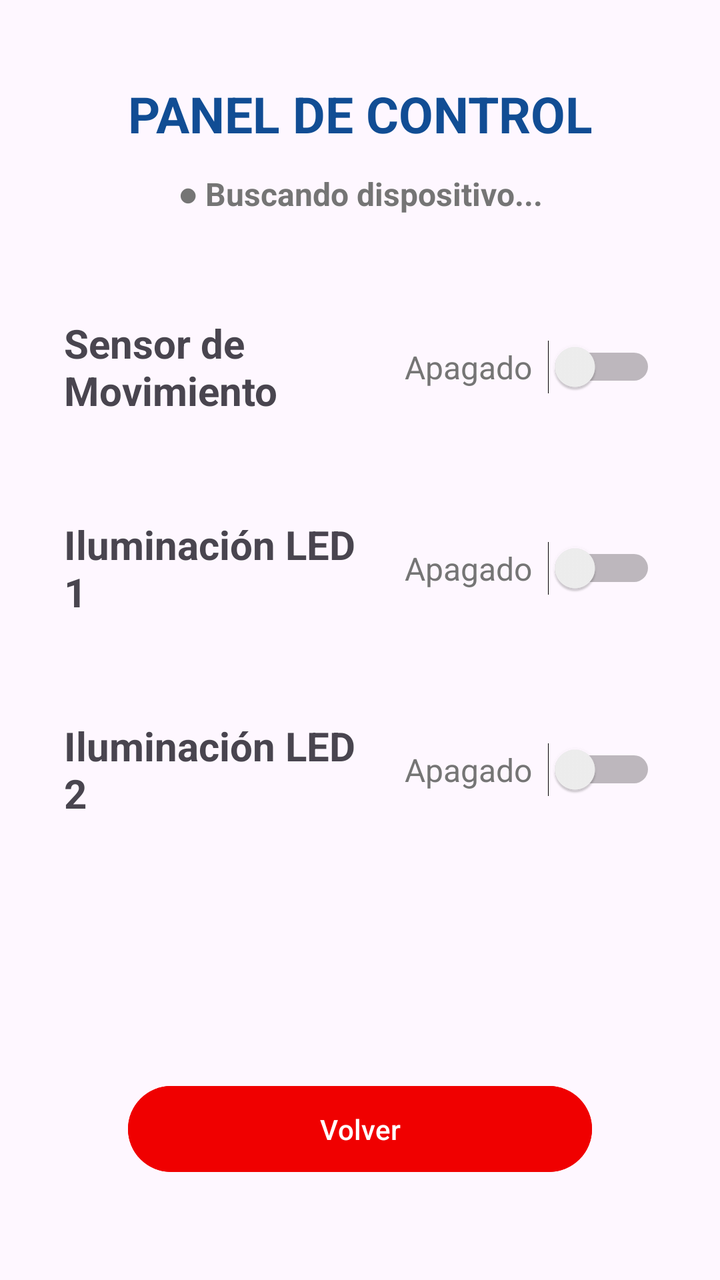
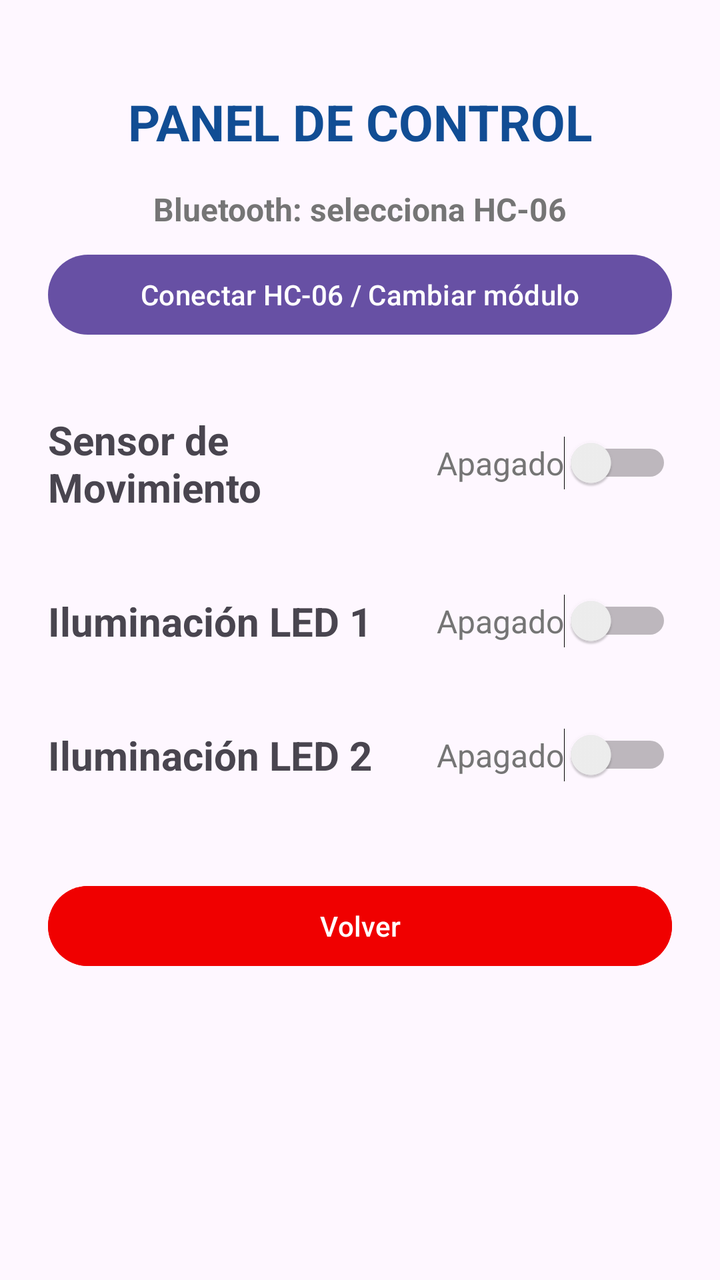

Two renders of the same Android screen: before a commit and after it. Below are the layout's source before the change and the commit's diff.
<!-- AndroidManifest.xml: application theme Theme.ProyectoIot -->
<!-- res/layout/activity_actuador.xml -->
<?xml version="1.0" encoding="utf-8"?>
<androidx.constraintlayout.widget.ConstraintLayout xmlns:android="http://schemas.android.com/apk/res/android"
    xmlns:app="http://schemas.android.com/apk/res-auto"
    xmlns:tools="http://schemas.android.com/tools"
    android:id="@+id/main"
    android:layout_width="match_parent"
    android:layout_height="match_parent"
    tools:context=".ActuadorActivity">

  
  <TextView
      android:id="@+id/titulo_control"
      android:layout_width="0dp"
      android:layout_height="wrap_content"
      android:layout_marginStart="32dp"
      android:layout_marginTop="40dp"
      android:layout_marginEnd="32dp"
      android:text="PANEL DE CONTROL"
      android:textAlignment="center"
      android:textColor="#114d94"
      android:textSize="25sp"
      android:textStyle="bold"
      app:layout_constraintEnd_toEndOf="parent"
      app:layout_constraintStart_toStartOf="parent"
      app:layout_constraintTop_toTopOf="parent" />

  
  <TextView
      android:id="@+id/tv_estado_bluetooth"
      android:layout_width="wrap_content"
      android:layout_height="wrap_content"
      android:layout_marginTop="12dp"
      android:text="● Buscando dispositivo..."
      android:textColor="#757575"
      android:textSize="16sp"
      android:textStyle="bold"
      app:layout_constraintEnd_toEndOf="parent"
      app:layout_constraintStart_toStartOf="parent"
      app:layout_constraintTop_toBottomOf="@+id/titulo_control" />

  
  
  
  <TextView
      android:id="@+id/label_sensor"
      android:layout_width="0dp"
      android:layout_height="wrap_content"
      android:layout_marginStart="32dp"
      android:layout_marginTop="50dp"
      android:layout_marginEnd="16dp"
      android:text="Sensor de Movimiento"
      android:textSize="20sp"
      android:textStyle="bold"
      app:layout_constraintEnd_toStartOf="@+id/switch_sensor"
      app:layout_constraintStart_toStartOf="parent"
      app:layout_constraintTop_toBottomOf="@+id/tv_estado_bluetooth" />

  <Switch
      android:id="@+id/switch_sensor"
      android:layout_width="wrap_content"
      android:layout_height="wrap_content"
      android:layout_marginEnd="32dp"
      android:text="Apagado  "
      android:textColor="#757575"
      android:textSize="16sp"
      app:layout_constraintBottom_toBottomOf="@+id/label_sensor"
      app:layout_constraintEnd_toEndOf="parent"
      app:layout_constraintTop_toTopOf="@+id/label_sensor" />

  
  
  
  <TextView
      android:id="@+id/label_led1"
      android:layout_width="0dp"
      android:layout_height="wrap_content"
      android:layout_marginStart="32dp"
      android:layout_marginTop="50dp"
      android:layout_marginEnd="16dp"
      android:text="Iluminación LED 1"
      android:textSize="20sp"
      android:textStyle="bold"
      app:layout_constraintEnd_toStartOf="@+id/switch_led1"
      app:layout_constraintStart_toStartOf="parent"
      app:layout_constraintTop_toBottomOf="@+id/label_sensor" />

  <Switch
      android:id="@+id/switch_led1"
      android:layout_width="wrap_content"
      android:layout_height="wrap_content"
      android:layout_marginEnd="32dp"
      android:text="Apagado  "
      android:textColor="#757575"
      android:textSize="16sp"
      app:layout_constraintBottom_toBottomOf="@+id/label_led1"
      app:layout_constraintEnd_toEndOf="parent"
      app:layout_constraintTop_toTopOf="@+id/label_led1" />

  
  
  
  <TextView
      android:id="@+id/label_led2"
      android:layout_width="0dp"
      android:layout_height="wrap_content"
      android:layout_marginStart="32dp"
      android:layout_marginTop="50dp"
      android:layout_marginEnd="16dp"
      android:text="Iluminación LED 2"
      android:textSize="20sp"
      android:textStyle="bold"
      app:layout_constraintEnd_toStartOf="@+id/switch_led2"
      app:layout_constraintStart_toStartOf="parent"
      app:layout_constraintTop_toBottomOf="@+id/label_led1" />

  <Switch
      android:id="@+id/switch_led2"
      android:layout_width="wrap_content"
      android:layout_height="wrap_content"
      android:layout_marginEnd="32dp"
      android:text="Apagado  "
      android:textColor="#757575"
      android:textSize="16sp"
      app:layout_constraintBottom_toBottomOf="@+id/label_led2"
      app:layout_constraintEnd_toEndOf="parent"
      app:layout_constraintTop_toTopOf="@+id/label_led2" />

  
  
  
  <Button
      android:id="@+id/btn_volver"
      android:layout_width="0dp"
      android:layout_height="wrap_content"
      android:layout_marginStart="64dp"
      android:layout_marginEnd="64dp"
      android:layout_marginBottom="50dp"
      android:backgroundTint="#F00000"
      android:padding="12dp"
      android:text="Volver"
      app:layout_constraintBottom_toBottomOf="parent"
      app:layout_constraintEnd_toEndOf="parent"
      app:layout_constraintStart_toStartOf="parent" />

</androidx.constraintlayout.widget.ConstraintLayout>
<!-- resources referenced by this layout -->
<resources>
  <style name="Theme.ProyectoIot" parent="Base.Theme.ProyectoIot" />
  <style name="Base.Theme.ProyectoIot" parent="Theme.Material3.DayNight.NoActionBar">
          
          
      </style>
</resources>

<!-- the commit's change to res/layout/activity_actuador.xml (unified diff, before → after) -->
@@ -1,145 +1,127 @@
 <?xml version="1.0" encoding="utf-8"?>
-<androidx.constraintlayout.widget.ConstraintLayout xmlns:android="http://schemas.android.com/apk/res/android"
-    xmlns:app="http://schemas.android.com/apk/res-auto"
-    xmlns:tools="http://schemas.android.com/tools"
+<ScrollView xmlns:android="http://schemas.android.com/apk/res/android"
     android:id="@+id/main"
     android:layout_width="match_parent"
     android:layout_height="match_parent"
-    tools:context=".ActuadorActivity">
+    android:fillViewport="true">
 
-  
-  <TextView
-      android:id="@+id/titulo_control"
-      android:layout_width="0dp"
-      android:layout_height="wrap_content"
-      android:layout_marginStart="32dp"
-      android:layout_marginTop="40dp"
-      android:layout_marginEnd="32dp"
-      android:text="PANEL DE CONTROL"
-      android:textAlignment="center"
-      android:textColor="#114d94"
-      android:textSize="25sp"
-      android:textStyle="bold"
-      app:layout_constraintEnd_toEndOf="parent"
-      app:layout_constraintStart_toStartOf="parent"
-      app:layout_constraintTop_toTopOf="parent" />
+    <LinearLayout
+        android:layout_width="match_parent"
+        android:layout_height="wrap_content"
+        android:orientation="vertical"
+        android:padding="24dp">
 
-  
-  <TextView
-      android:id="@+id/tv_estado_bluetooth"
-      android:layout_width="wrap_content"
-      android:layout_height="wrap_content"
-      android:layout_marginTop="12dp"
-      android:text="● Buscando dispositivo..."
-      android:textColor="#757575"
-      android:textSize="16sp"
-      android:textStyle="bold"
-      app:layout_constraintEnd_toEndOf="parent"
-      app:layout_constraintStart_toStartOf="parent"
-      app:layout_constraintTop_toBottomOf="@+id/titulo_control" />
+        <TextView
+            android:id="@+id/titulo_control"
+            android:layout_width="match_parent"
+            android:layout_height="wrap_content"
+            android:layout_marginTop="20dp"
+            android:gravity="center"
+            android:text="PANEL DE CONTROL"
+            android:textColor="#114d94"
+            android:textSize="25sp"
+            android:textStyle="bold" />
 
-  
-  
-  
-  <TextView
-      android:id="@+id/label_sensor"
-      android:layout_width="0dp"
-      android:layout_height="wrap_content"
-      android:layout_marginStart="32dp"
-      android:layout_marginTop="50dp"
-      android:layout_marginEnd="16dp"
-      android:text="Sensor de Movimiento"
-      android:textSize="20sp"
-      android:textStyle="bold"
-      app:layout_constraintEnd_toStartOf="@+id/switch_sensor"
-      app:layout_constraintStart_toStartOf="parent"
-      app:layout_constraintTop_toBottomOf="@+id/tv_estado_bluetooth" />
+        <TextView
+            android:id="@+id/tv_estado_bluetooth"
+            android:layout_width="match_parent"
+            android:layout_height="wrap_content"
+            android:layout_marginTop="16dp"
+            android:gravity="center"
+            android:text="Bluetooth: selecciona HC-06"
+            android:textColor="#757575"
+            android:textSize="16sp"
+            android:textStyle="bold" />
 
-  <Switch
-      android:id="@+id/switch_sensor"
-      android:layout_width="wrap_content"
-      android:layout_height="wrap_content"
-      android:layout_marginEnd="32dp"
-      android:text="Apagado  "
-      android:textColor="#757575"
-      android:textSize="16sp"
-      app:layout_constraintBottom_toBottomOf="@+id/label_sensor"
-      app:layout_constraintEnd_toEndOf="parent"
-      app:layout_constraintTop_toTopOf="@+id/label_sensor" />
+        <Button
+            android:id="@+id/btn_conectar_bluetooth"
+            android:layout_width="match_parent"
+            android:layout_height="wrap_content"
+            android:layout_marginTop="8dp"
+            android:text="Conectar HC-06 / Cambiar módulo" />
 
-  
-  
-  
-  <TextView
-      android:id="@+id/label_led1"
-      android:layout_width="0dp"
-      android:layout_height="wrap_content"
-      android:layout_marginStart="32dp"
-      android:layout_marginTop="50dp"
-      android:layout_marginEnd="16dp"
-      android:text="Iluminación LED 1"
-      android:textSize="20sp"
-      android:textStyle="bold"
-      app:layout_constraintEnd_toStartOf="@+id/switch_led1"
-      app:layout_constraintStart_toStartOf="parent"
-      app:layout_constraintTop_toBottomOf="@+id/label_sensor" />
+        <LinearLayout
+            android:layout_width="match_parent"
+            android:layout_height="wrap_content"
+            android:layout_marginTop="35dp"
+            android:gravity="center_vertical"
+            android:orientation="horizontal">
 
-  <Switch
-      android:id="@+id/switch_led1"
-      android:layout_width="wrap_content"
-      android:layout_height="wrap_content"
-      android:layout_marginEnd="32dp"
-      android:text="Apagado  "
-      android:textColor="#757575"
-      android:textSize="16sp"
-      app:layout_constraintBottom_toBottomOf="@+id/label_led1"
-      app:layout_constraintEnd_toEndOf="parent"
-      app:layout_constraintTop_toTopOf="@+id/label_led1" />
+            <TextView
+                android:id="@+id/label_sensor"
+                android:layout_width="0dp"
+                android:layout_height="wrap_content"
+                android:layout_weight="1"
+                android:text="Sensor de Movimiento"
+                android:textSize="20sp"
+                android:textStyle="bold" />
 
-  
-  
-  
-  <TextView
-      android:id="@+id/label_led2"
-      android:layout_width="0dp"
-      android:layout_height="wrap_content"
-      android:layout_marginStart="32dp"
-      android:layout_marginTop="50dp"
-      android:layout_marginEnd="16dp"
-      android:text="Iluminación LED 2"
-      android:textSize="20sp"
-      android:textStyle="bold"
-      app:layout_constraintEnd_toStartOf="@+id/switch_led2"
-      app:layout_constraintStart_toStartOf="parent"
-      app:layout_constraintTop_toBottomOf="@+id/label_led1" />
+            <Switch
+                android:id="@+id/switch_sensor"
+                android:layout_width="wrap_content"
+                android:layout_height="wrap_content"
+                android:text="Apagado"
+                android:textColor="#757575"
+                android:textSize="16sp" />
+        </LinearLayout>
 
-  <Switch
-      android:id="@+id/switch_led2"
-      android:layout_width="wrap_content"
-      android:layout_height="wrap_content"
-      android:layout_marginEnd="32dp"
-      android:text="Apagado  "
-      android:textColor="#757575"
-      android:textSize="16sp"
-      app:layout_constraintBottom_toBottomOf="@+id/label_led2"
-      app:layout_constraintEnd_toEndOf="parent"
-      app:layout_constraintTop_toTopOf="@+id/label_led2" />
+        <LinearLayout
+            android:layout_width="match_parent"
+            android:layout_height="wrap_content"
+            android:layout_marginTop="40dp"
+            android:gravity="center_vertical"
+            android:orientation="horizontal">
 
-  
-  
-  
-  <Button
-      android:id="@+id/btn_volver"
-      android:layout_width="0dp"
-      android:layout_height="wrap_content"
-      android:layout_marginStart="64dp"
-      android:layout_marginEnd="64dp"
-      android:layout_marginBottom="50dp"
-      android:backgroundTint="#F00000"
-      android:padding="12dp"
-      android:text="Volver"
-      app:layout_constraintBottom_toBottomOf="parent"
-      app:layout_constraintEnd_toEndOf="parent"
-      app:layout_constraintStart_toStartOf="parent" />
+            <TextView
+                android:id="@+id/label_led1"
+                android:layout_width="0dp"
+                android:layout_height="wrap_content"
+                android:layout_weight="1"
+                android:text="Iluminación LED 1"
+                android:textSize="20sp"
+                android:textStyle="bold" />
 
-</androidx.constraintlayout.widget.ConstraintLayout>
+            <Switch
+                android:id="@+id/switch_led1"
+                android:layout_width="wrap_content"
+                android:layout_height="wrap_content"
+                android:text="Apagado"
+                android:textColor="#757575"
+                android:textSize="16sp" />
+        </LinearLayout>
+
+        <LinearLayout
+            android:layout_width="match_parent"
+            android:layout_height="wrap_content"
+            android:layout_marginTop="40dp"
+            android:gravity="center_vertical"
+            android:orientation="horizontal">
+
+            <TextView
+                android:id="@+id/label_led2"
+                android:layout_width="0dp"
+                android:layout_height="wrap_content"
+                android:layout_weight="1"
+                android:text="Iluminación LED 2"
+                android:textSize="20sp"
+                android:textStyle="bold" />
+
+            <Switch
+                android:id="@+id/switch_led2"
+                android:layout_width="wrap_content"
+                android:layout_height="wrap_content"
+                android:text="Apagado"
+                android:textColor="#757575"
+                android:textSize="16sp" />
+        </LinearLayout>
+
+        <Button
+            android:id="@+id/btn_volver"
+            android:layout_width="match_parent"
+            android:layout_height="wrap_content"
+            android:layout_marginTop="48dp"
+            android:layout_marginBottom="24dp"
+            android:backgroundTint="#F00000"
+            android:text="Volver" />
+    </LinearLayout>
+</ScrollView>
